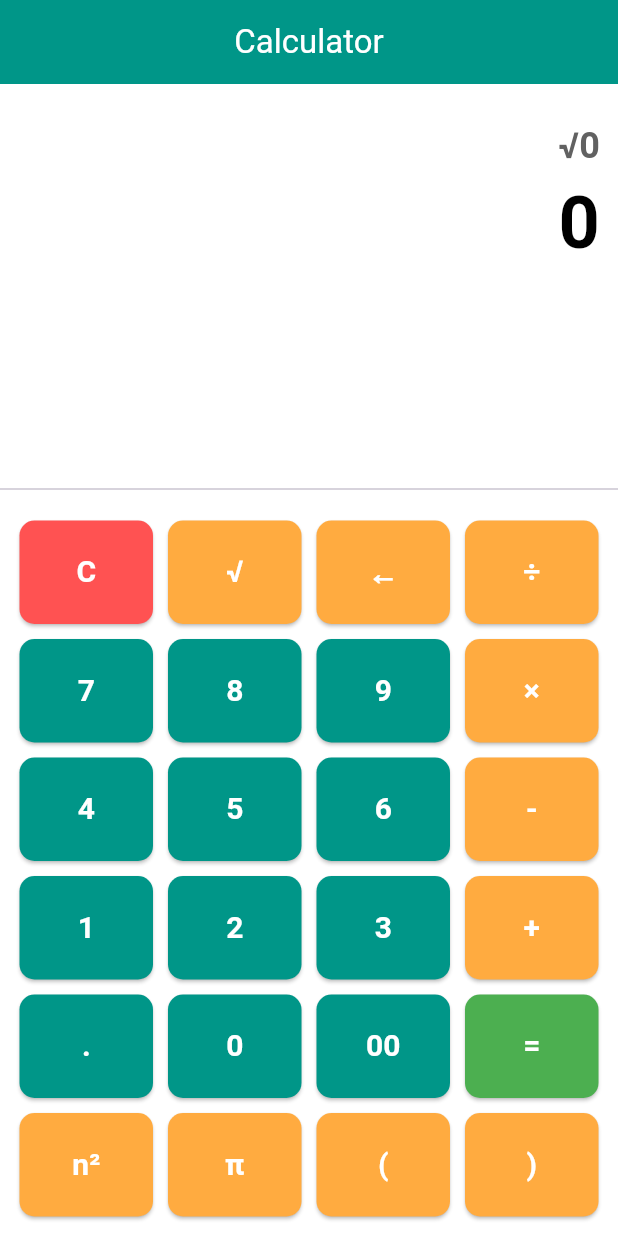
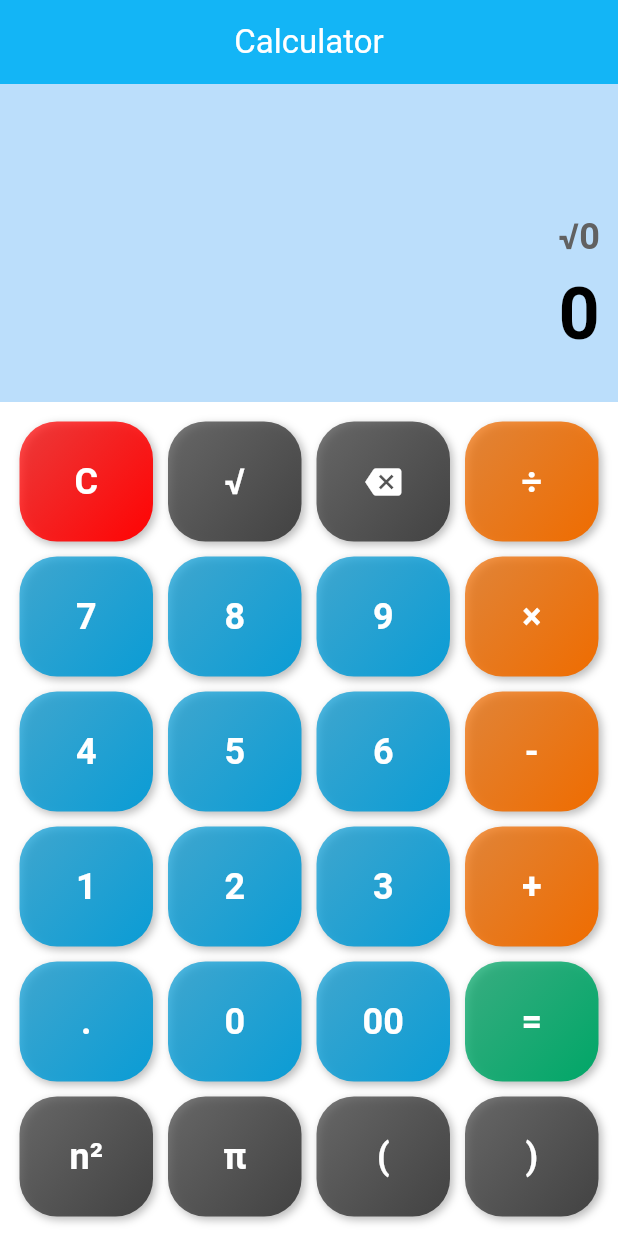
Before and after one commit to tanvirarifsiddiqui/calculator, a Flutter app: the screen it shows after launch, after a tap on an icon or button, on a phone screen of 412 x 824 dp. Run offline on Flutter 3.47's test engine with Material 3 defaults, Android fonts, the phone set to English and light mode, and no system bars; drawn by our look-alikes of auto_size_text; our stand-ins replace math_expressions.

```diff
--- /dev/null
+++ b/lib/app_constants.dart
@@ -0,0 +1,121 @@
+import 'package:flutter/material.dart';
+
+class AppConstants {
+  // App ID
+  static const String bannerAds1 = 'ca-app-pub-7809188873696785/4566370624';
+  static const Color primaryColor = Color(0xFF13b5f6);
+  static const Color cardColor = primaryColor;
+  static const Color white = Colors.white;
+  static const Color grey = Colors.grey;
+  static const Color secondaryColor = Color(0xff0a9cd5);
+  static const Gradient primaryGradientColor = LinearGradient(
+    colors: [secondaryColor, primaryColor],
+    stops: [0, 1],
+    begin: Alignment.bottomCenter,
+    end: Alignment.topCenter,
+  );
+
+  static const Gradient secondaryGradientColor = LinearGradient(
+    colors: [primaryColor, secondaryColor],
+    stops: [0, 1],
+    begin: Alignment.bottomCenter,
+    end: Alignment.topCenter,
+  );
+  static const Gradient primaryBodyGradientColor = LinearGradient(
+    colors: [secondaryColor, secondaryColor, primaryColor],
+    stops: [0, 0.75, 1],
+    begin: Alignment.bottomCenter,
+    end: Alignment.topCenter,
+  );
+  static const Color tertiaryColor = Color(0xFF4CAF50);
+  static const Color primaryTextColor = Color(0xFFFFFFFF);
+}
+
+class ConstantImages {
+  static String emiCalculator = "assets/icons/emi-calculator.png";
+  static String quickCalculator = "assets/icons/quick-calculator.png";
+  static String amountToWord = "assets/icons/amount-to-word.png";
+  static String compareLoans = "assets/icons/compare-loan.png";
+  static String companyLogo = "assets/images/company_logo.png";
+  static String appIcon = "assets/images/logo.png";
+}
+
+class CustomButtonTwo extends StatelessWidget {
+  final String text;
+  final VoidCallback onPressed;
+  final double width;
+  final double height;
+  final double borderRadius;
+  final Color buttonColor;
+
+  const CustomButtonTwo({
+    super.key,
+    required this.text,
+    required this.onPressed,
+    required this.width,
+    this.height = 33.0,
+    this.borderRadius = 5,
+    this.buttonColor = AppConstants.primaryColor,
+  });
+
+  @override
+  Widget build(BuildContext context) {
+    return SizedBox(
+      width: width,
+      height: height,
+      child: ElevatedButton(
+        onPressed: onPressed,
+        style: ElevatedButton.styleFrom(
+          backgroundColor: buttonColor,
+          shape: RoundedRectangleBorder(
+            borderRadius: BorderRadius.circular(borderRadius),
+          ),
+        ),
+        child: Text(
+          text,
+          style: const TextStyle(color: AppConstants.primaryTextColor),
+        ),
+      ),
+    );
+  }
+}
+
+class CustomButton extends StatelessWidget {
+  final String text;
+  final VoidCallback onPressed;
+  final double minWidth;
+  final double height;
+  final double borderRadius;
+  final Color buttonColor;
+
+  const CustomButton({
+    super.key,
+    required this.text,
+    required this.onPressed,
+    this.minWidth = double.infinity,
+    this.height = 50,
+    this.borderRadius = 10,
+    this.buttonColor = AppConstants.primaryColor,
+  });
+
+  @override
+  Widget build(BuildContext context) {
+    return ButtonTheme(
+      minWidth: minWidth,
+      height: height,
+      child: ElevatedButton(
+        onPressed: onPressed,
+        style: ElevatedButton.styleFrom(
+          backgroundColor: buttonColor,
+          shape: RoundedRectangleBorder(
+            borderRadius: BorderRadius.circular(borderRadius),
+          ),
+        ),
+        child: Text(
+          text,
+          style: const TextStyle(color: AppConstants.primaryTextColor),
+        ),
+      ),
+    );
+  }
+}
--- /dev/null
+++ b/lib/calculator_page/calculator_button.dart
@@ -0,0 +1,42 @@
+import 'package:flutter/material.dart';
+
+Widget buildButton(String buttonText, Color buttonColor, void Function(String) onPressed, {IconData? icon}) {
+  return Expanded(
+    child: Container(
+      height: 80,
+      margin: EdgeInsets.all(5.0),
+      decoration: BoxDecoration(
+        gradient: LinearGradient(
+          colors: [buttonColor.withOpacity(0.7), buttonColor],
+          begin: Alignment.topLeft,
+          end: Alignment.bottomRight,
+        ),
+        borderRadius: BorderRadius.circular(25),
+        boxShadow: [
+          BoxShadow(
+            color: Colors.black26,
+            offset: Offset(2, 2),
+            blurRadius: 4,
+          ),
+        ],
+      ),
+      child: ElevatedButton(
+        style: ElevatedButton.styleFrom(
+          backgroundColor: Colors.transparent,
+          shadowColor: Colors.transparent,
+          shape: RoundedRectangleBorder(
+            borderRadius: BorderRadius.circular(10),
+          ),
+          padding: EdgeInsets.all(20.0),
+        ),
+        child: icon != null
+            ? Icon(icon, size: 24.0, color: Colors.white)
+            : Text(
+          buttonText,
+          style: TextStyle(fontSize: 24.0, fontWeight: FontWeight.bold, color: Colors.white),
+        ),
+        onPressed: () => onPressed(buttonText),
+      ),
+    ),
+  );
+}
--- a/lib/calculator_page/calculator_page.dart
+++ b/lib/calculator_page/calculator_page.dart
@@ -2,6 +2,8 @@ import 'package:flutter/material.dart';
 import 'package:math_expressions/math_expressions.dart';
 import 'package:auto_size_text/auto_size_text.dart';
 import 'dart:math';
+import '../app_constants.dart';
+import 'calculator_button.dart';
 
 class Calculator extends StatefulWidget {
   @override
@@ -11,7 +13,6 @@ class Calculator extends StatefulWidget {
 class _CalculatorState extends State<Calculator> {
   String _output = "0";
   String _expression = "";
-  final ScrollController _scrollController = ScrollController();
 
   void buttonPressed(String buttonText) {
     setState(() {
@@ -32,8 +33,9 @@ class _CalculatorState extends State<Calculator> {
           ContextModel cm = ContextModel();
           double eval = exp.evaluate(EvaluationType.REAL, cm);
 
-          // Check if the result is an integer
-          if (eval == eval.truncate()) {
+          if (eval == double.infinity || eval == -double.infinity) {
+            _output = "∞";
+          } else if (eval == eval.truncate()) {
             _output = eval.truncate().toString();
           } else {
             _output = eval.toString();
@@ -49,8 +51,9 @@ class _CalculatorState extends State<Calculator> {
             _output = "Error";
           } else {
             double sqrtValue = sqrt(value);
-            // Check if the result is an integer
-            if (sqrtValue == sqrtValue.truncate()) {
+            if (sqrtValue == double.infinity || sqrtValue == -double.infinity) {
+              _output = "∞";
+            } else if (sqrtValue == sqrtValue.truncate()) {
               _output = sqrtValue.truncate().toString();
             } else {
               _output = sqrtValue.toString();
@@ -63,8 +66,9 @@ class _CalculatorState extends State<Calculator> {
         try {
           double value = double.parse(_output);
           double squaredValue = value * value;
-          // Check if the result is an integer
-          if (squaredValue == squaredValue.truncate()) {
+          if (squaredValue == double.infinity || squaredValue == -double.infinity) {
+            _output = "∞";
+          } else if (squaredValue == squaredValue.truncate()) {
             _output = squaredValue.truncate().toString();
           } else {
             _output = squaredValue.toString();
@@ -73,7 +77,27 @@ class _CalculatorState extends State<Calculator> {
           _output = "Error";
         }
       } else if (buttonText == "π") {
+        if (_output == "0") {
+          _output = pi.toString();
+        } else if (RegExp(r'\d$').hasMatch(_output)) {
+          _output += "×π";
+        } else {
           _output += "π";
+        }
+      } else if (buttonText == "(") {
+        if (_output == "0" || RegExp(r'[×÷\-\+\(]$').hasMatch(_output)) {
+          _output += "(";
+        } else if (RegExp(r'\d$').hasMatch(_output)) {
+          _output += "×(";
+        } else {
+          _output += "(";
+        }
+      } else if (buttonText == ")") {
+        _output += ")";
+      } else if (buttonText == ".") {
+        if (!_output.split(RegExp(r'[×÷\-\+\(\)]')).last.contains(".")) {
+          _output += ".";
+        }
       } else {
         if (_output == "0" && buttonText != ".") {
           _output = buttonText;
@@ -83,32 +107,7 @@ class _CalculatorState extends State<Calculator> {
           }
         }
       }
-
-      // Scroll to bottom
-      _scrollController.jumpTo(_scrollController.position.maxScrollExtent);
     });
-  }
-
-  Widget buildButton(String buttonText, Color buttonColor) {
-    return Expanded(
-      child: Container(
-        margin: EdgeInsets.all(5.0),
-        child: ElevatedButton(
-          style: ElevatedButton.styleFrom(
-            backgroundColor: buttonColor,
-            shape: RoundedRectangleBorder(
-              borderRadius: BorderRadius.circular(10),
-            ),
-            padding: EdgeInsets.all(20.0),
-          ),
-          child: Text(
-            buttonText,
-            style: TextStyle(fontSize: 20.0, fontWeight: FontWeight.bold, color: Colors.white),
-          ),
-          onPressed: () => buttonPressed(buttonText),
-        ),
-      ),
-    );
   }
 
   @override
@@ -118,19 +117,20 @@ class _CalculatorState extends State<Calculator> {
       appBar: AppBar(
         centerTitle: true,
         title: Text('Calculator', style: TextStyle(color: Colors.white)),
-        backgroundColor: Colors.teal,
+        backgroundColor: AppConstants.primaryColor,
       ),
       body: Column(
         children: <Widget>[
           Expanded(
-            child: SingleChildScrollView(
-              controller: _scrollController,
             child: Container(
-                alignment: Alignment.centerRight,
-                padding: EdgeInsets.symmetric(
-                  vertical: 24.0,
-                  horizontal: 12.0,
-                ),
+              color: Colors.blue.shade100,
+              child: Stack(
+                children: [
+                  Positioned(
+                    bottom: 24.0,
+                    right: 12.0,
+                    child: Container(
+                      constraints: BoxConstraints(maxWidth: MediaQuery.of(context).size.width - 24),
                       child: Column(
                         crossAxisAlignment: CrossAxisAlignment.end,
                         children: [
@@ -160,58 +160,60 @@ class _CalculatorState extends State<Calculator> {
                       ),
                     ),
                   ),
+                ],
               ),
-          Divider(),
+            ),
+          ),
           Padding(
             padding: const EdgeInsets.all(8.0),
             child: Column(
               children: [
                 Row(
                   children: [
-                    buildButton("C", Colors.redAccent),
-                    buildButton("√", Colors.orangeAccent),
-                    buildButton("←", Colors.orangeAccent),
-                    buildButton("÷", Colors.orangeAccent),
+                    buildButton("C", const Color(0xFFFF0303), buttonPressed),
+                    buildButton("√", Colors.grey.shade800, buttonPressed),
+                    buildButton("←", Colors.grey.shade800, buttonPressed, icon: Icons.backspace),
+                    buildButton("÷", Colors.orange.shade800, buttonPressed),
                   ],
                 ),
                 Row(
                   children: [
-                    buildButton("7", Colors.teal),
-                    buildButton("8", Colors.teal),
-                    buildButton("9", Colors.teal),
-                    buildButton("×", Colors.orangeAccent),
+                    buildButton("7", AppConstants.secondaryColor, buttonPressed),
+                    buildButton("8", AppConstants.secondaryColor, buttonPressed),
+                    buildButton("9", AppConstants.secondaryColor, buttonPressed),
+                    buildButton("×", Colors.orange.shade800, buttonPressed),
                   ],
                 ),
                 Row(
                   children: [
-                    buildButton("4", Colors.teal),
-                    buildButton("5", Colors.teal),
-                    buildButton("6", Colors.teal),
-                    buildButton("-", Colors.orangeAccent),
+                    buildButton("4", AppConstants.secondaryColor, buttonPressed),
+                    buildButton("5", AppConstants.secondaryColor, buttonPressed),
+                    buildButton("6", AppConstants.secondaryColor, buttonPressed),
+                    buildButton("-", Colors.orange.shade800, buttonPressed),
                   ],
                 ),
                 Row(
                   children: [
-                    buildButton("1", Colors.teal),
-                    buildButton("2", Colors.teal),
-                    buildButton("3", Colors.teal),
-                    buildButton("+", Colors.orangeAccent),
+                    buildButton("1", AppConstants.secondaryColor, buttonPressed),
+                    buildButton("2", AppConstants.secondaryColor, buttonPressed),
+                    buildButton("3", AppConstants.secondaryColor, buttonPressed),
+                    buildButton("+", Colors.orange.shade800, buttonPressed),
                   ],
                 ),
                 Row(
                   children: [
-                    buildButton(".", Colors.teal),
-                    buildButton("0", Colors.teal),
-                    buildButton("00", Colors.teal),
-                    buildButton("=", Colors.green),
+                    buildButton(".", AppConstants.secondaryColor, buttonPressed),
+                    buildButton("0", AppConstants.secondaryColor, buttonPressed),
+                    buildButton("00", AppConstants.secondaryColor, buttonPressed),
+                    buildButton("=", const Color(0xFF00A667), buttonPressed),
                   ],
                 ),
                 Row(
                   children: [
-                    buildButton("n²", Colors.orangeAccent),
-                    buildButton("π", Colors.orangeAccent),
-                    buildButton("(", Colors.orangeAccent),
-                    buildButton(")", Colors.orangeAccent),
+                    buildButton("n²", Colors.grey.shade800, buttonPressed),
+                    buildButton("π", Colors.grey.shade800, buttonPressed),
+                    buildButton("(", Colors.grey.shade800, buttonPressed),
+                    buildButton(")", Colors.grey.shade800, buttonPressed),
                   ],
                 ),
               ],
```
Lines whose indentation alone changed are shown as unchanged.
